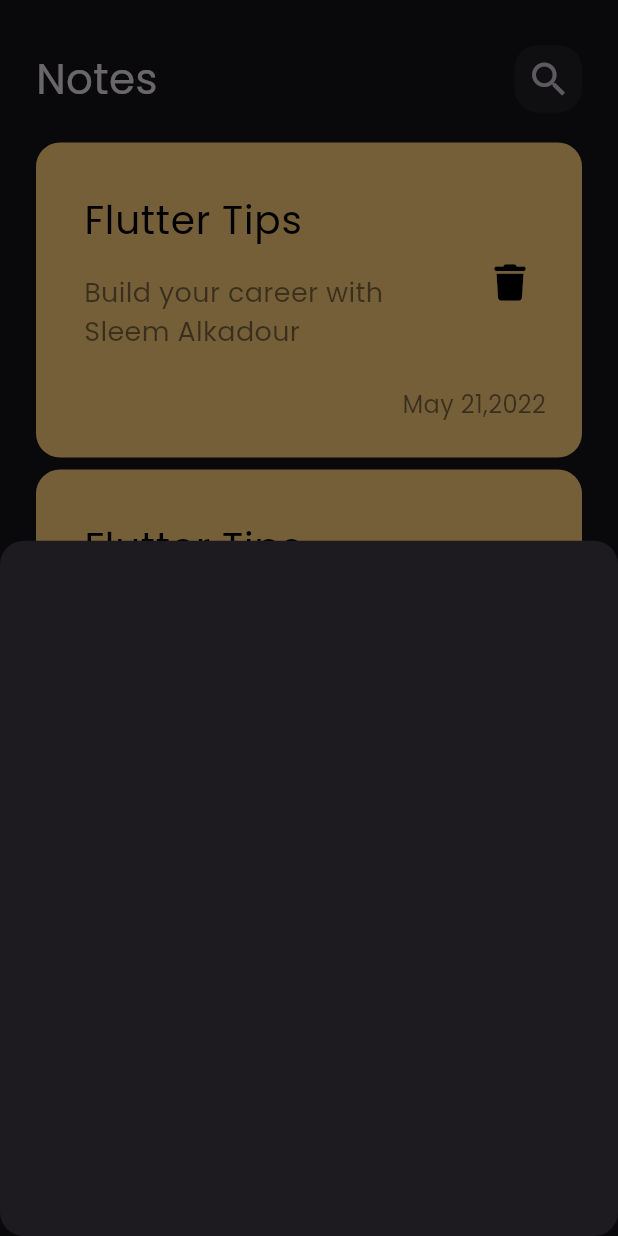
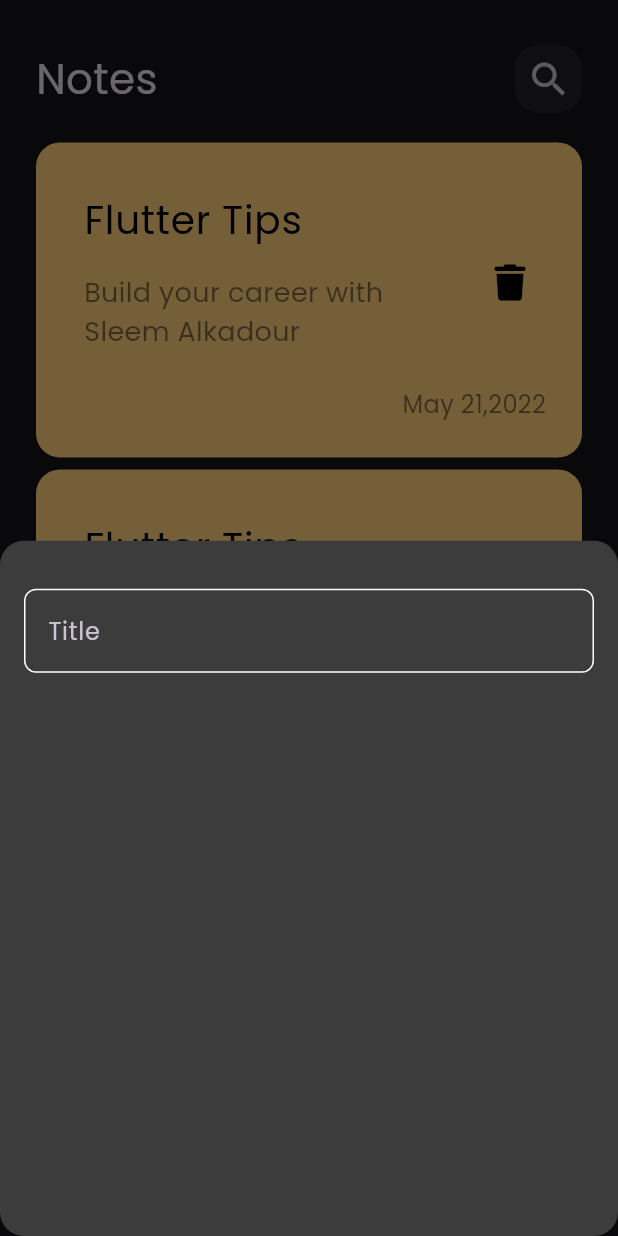
Before and after one commit to saleemAlkadour1/notes_app, a Flutter app: the screen it shows after launch, after a tap on the "add" icon, on a phone screen of 412 x 824 dp. Run offline on Flutter 3.47's test engine with Material 3 defaults, Android fonts, the phone set to English and light mode, and no system bars; our stand-ins replace font_awesome_flutter.

Commit message:
create custom text field

```diff
--- /dev/null
+++ b/lib/constants.dart
@@ -0,0 +1,3 @@
+import 'package:flutter/material.dart';
+
+const kPrimaryColor = Color(0xFF62FCD7);
--- a/lib/views/notes_view.dart
+++ b/lib/views/notes_view.dart
@@ -1,6 +1,7 @@
 // ignore_for_file: prefer_const_constructors, sort_child_properties_last
 
 import 'package:flutter/material.dart';
+import 'package:notes_app/constants.dart';
 import 'package:notes_app/views/widgets/add_note_bottom_sheet.dart';
 import 'package:notes_app/views/widgets/notes_view_body.dart';
 
@@ -15,7 +16,9 @@ class NotesView extends StatelessWidget {
           onPressed: () {
             showModalBottomSheet(
               shape: RoundedRectangleBorder(
-                  borderRadius: BorderRadius.circular(16)),
+                borderRadius: BorderRadius.circular(16),
+              ),
+              backgroundColor: Color(0XFF3C3C3C),
               context: context,
               builder: (context) {
                 return AddNoteButtomSheet();
@@ -27,7 +30,7 @@ class NotesView extends StatelessWidget {
             color: Colors.black,
           ),
           shape: CircleBorder(),
-          backgroundColor: Color(0XFF55F0DA),
+          backgroundColor: kPrimaryColor,
         ));
   }
 }
--- a/lib/views/widgets/add_note_bottom_sheet.dart
+++ b/lib/views/widgets/add_note_bottom_sheet.dart
@@ -1,10 +1,26 @@
+// ignore_for_file: prefer_const_constructors, prefer_const_literals_to_create_immutables, avoid_unnecessary_containers
+
 import 'package:flutter/material.dart';
+import 'package:notes_app/views/widgets/custom_text_field.dart';
 
 class AddNoteButtomSheet extends StatelessWidget {
   const AddNoteButtomSheet({super.key});
 
   @override
   Widget build(BuildContext context) {
-    return Container();
+    return SizedBox(
+      width: double.infinity,
+      child: Padding(
+        padding: const EdgeInsets.symmetric(
+          horizontal: 16,
+          vertical: 32,
+        ),
+        child: Column(
+          children: [
+            CustomTextField(),
+          ],
+        ),
+      ),
+    );
   }
 }
--- /dev/null
+++ b/lib/views/widgets/custom_text_field.dart
@@ -0,0 +1,30 @@
+// ignore_for_file: prefer_const_constructors
+
+import 'package:flutter/material.dart';
+import 'package:notes_app/constants.dart';
+
+class CustomTextField extends StatelessWidget {
+  const CustomTextField({super.key});
+
+  @override
+  Widget build(BuildContext context) {
+    return TextField(
+      cursorColor: kPrimaryColor,
+      decoration: InputDecoration(
+        hintText: 'Title',
+        border: buildBorder(),
+        enabledBorder: buildBorder(),
+        focusedBorder: buildBorder(color: kPrimaryColor),
+      ),
+    );
+  }
+
+  OutlineInputBorder buildBorder({color}) {
+    return OutlineInputBorder(
+      borderRadius: BorderRadius.circular(8),
+      borderSide: BorderSide(
+        color: color ?? Colors.white,
+      ),
+    );
+  }
+}
```
